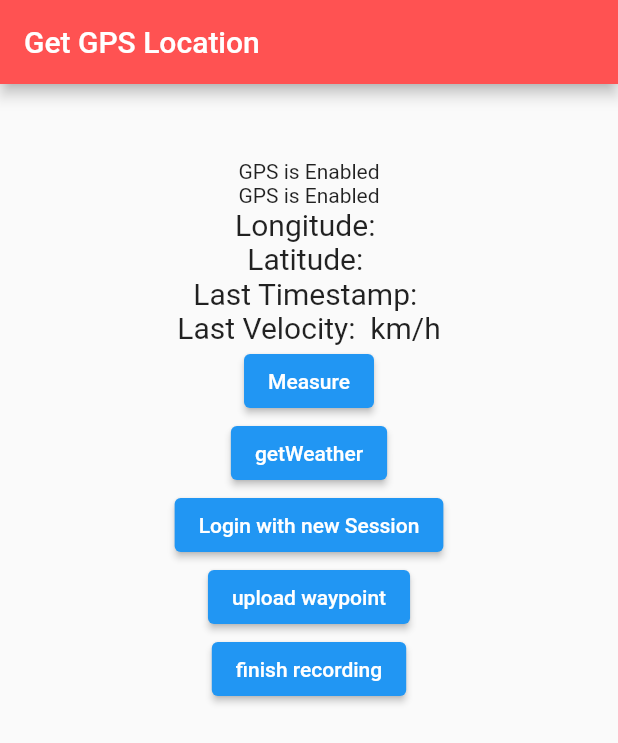
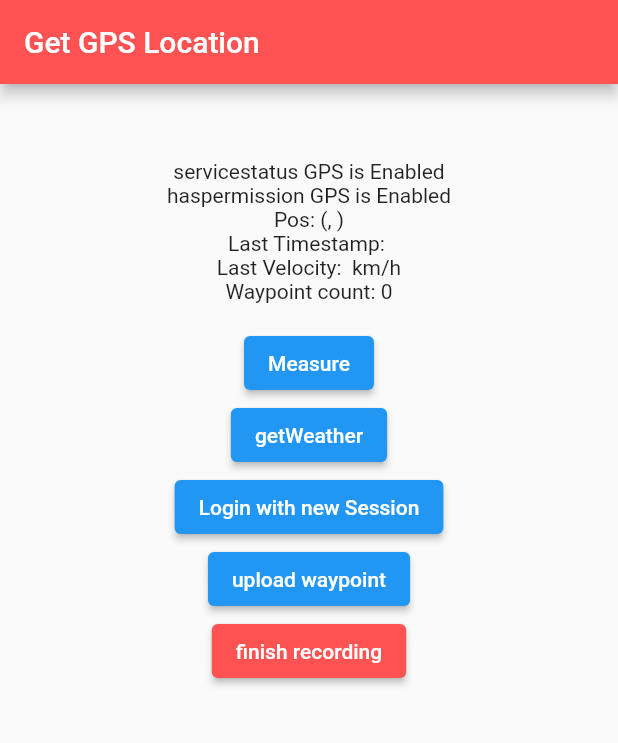
Before and after one commit to antonneubauer/meet_on_time, a Flutter app: the screen it shows after launch, after a tap on "start recording", on a phone screen of 412 x 824 dp. Shown: the top 743 px of the screen. Run offline on Flutter 3.47's test engine with Material 2 defaults, Android fonts, the phone set to English and light mode, and no system bars; our stand-ins replace device_info_plus, geolocator.

Commit message:
cleanup code

```diff
--- a/lib/main.dart
+++ b/lib/main.dart
@@ -9,6 +9,8 @@ import 'package:meet_on_time/WeatherData.dart';
 import 'package:device_info_plus/device_info_plus.dart';
 import 'dart:io';
 import 'Values.dart';
+
+const UPLOAD_INTERVAL = Duration(seconds: 15);
 
 void main() {
   runApp(MyApp());
@@ -32,8 +34,11 @@ class _HomeState extends State<Home> {
   late LocationPermission permission;
   late Position position;
 
+  var timer;
+
   late StreamSubscription<Position> positionStream;
   List<Position> positions = [];
+  int positionsLength = 0;
   List<int> timeStamps = [];
   List<WeatherData> weather = [];
 
@@ -41,7 +46,7 @@ class _HomeState extends State<Home> {
   late var deviceID;
   bool isRecording = false;
 //in database
-  late int sessionID;
+  int sessionID = -1;
   late int userID;
   String long = "", lat = "";
   String lastTimeStamp = "";
@@ -52,6 +57,11 @@ class _HomeState extends State<Home> {
     checkGps();
     setDeviceID();
     super.initState();
+  }
+  @override
+  void dispose() {
+    timer?.cancel();
+    super.dispose();
   }
   setDeviceID() async{
     deviceID = await _getDeviceId();
@@ -97,13 +107,12 @@ class _HomeState extends State<Home> {
   getLocation() async {
     print("getting location");
     position = await Geolocator.getCurrentPosition(desiredAccuracy: LocationAccuracy.high);
-    print("pos: ");
-    print(position.longitude); //Output: 80.24599079
-    print(position.latitude); //Output: 29.6593457
 
     long = position.longitude.toString();
     lat = position.latitude.toString();
+    print("pos: ($long, $lat)");
     positions.add(position);
+    positionsLength = positions.length;
     setState(() {
       //refresh UI
     });
@@ -160,7 +169,7 @@ class _HomeState extends State<Home> {
     double velocityInKmH = distInKm / timeInHours;
     print("v=$velocityInKmH");
     setState(() {
-      lastVelocity = velocityInKmH.toString();
+      lastVelocity = velocityInKmH.toStringAsFixed(3);
     });
   }
 
@@ -178,21 +187,13 @@ class _HomeState extends State<Home> {
             alignment: Alignment.center,
             padding: EdgeInsets.all(50),
             child: Column(children: [
-              Text(servicestatus ? "GPS is Enabled" : "GPS is disabled."),
-              Text(haspermission ? "GPS is Enabled" : "GPS is disabled."),
-              Text("Longitude: $long", style: TextStyle(fontSize: 20)),
-              Text(
-                "Latitude: $lat",
-                style: TextStyle(fontSize: 20),
-              ),
-              Text(
-                "Last Timestamp: $lastTimeStamp",
-                style: TextStyle(fontSize: 20),
-              ),
-              Text(
-                "Last Velocity: $lastVelocity km/h",
-                style: TextStyle(fontSize: 20),
-              ),
+              Text(servicestatus ? "servicestatus GPS is Enabled" : "servicestatus GPS is disabled."),
+              Text(haspermission ? "haspermission GPS is Enabled" : "haspermission GPS is disabled."),
+              Text("Pos: ($lat, $long)"),
+              Text("Last Timestamp: $lastTimeStamp"),
+              Text("Last Velocity: $lastVelocity km/h"),
+              Text("Waypoint count: $positionsLength"),
+              Text(sessionID == -1?"":"sessionID: $sessionID"),
               ElevatedButton(
                 child: Text('Measure'),
                 onPressed: () {
@@ -214,7 +215,7 @@ class _HomeState extends State<Home> {
               ElevatedButton(
                 child: Text('Login with new Session'),
                 onPressed: () {
-                  sendLoginRequest();
+                  getNewSessionID();
                   setState(() {
 
                   });
@@ -241,20 +242,28 @@ class _HomeState extends State<Home> {
                     isRecording = !isRecording;
                   });
                 },
+                style: ElevatedButton.styleFrom(
+                    backgroundColor: isRecording?Colors.redAccent:Colors.lightGreen
+                )
               )
             ])));
   }
-  startRecording() async{
-    //timer = Timer.periodic(Duration(seconds: 15), (Timer t) => measureAndUpload());
-
+  startRecording() async {
+    print("start recording");
+    await getNewSessionID();
+    await measureAndUpload();
+    timer = Timer.periodic(UPLOAD_INTERVAL, (Timer t) => measureAndUpload());
   }
   stopRecording() async{
-
+    print("stop recording");
+    timer?.cancel();
   }
   measureAndUpload() async{
+    print("automatic measureAndUpload");
     await loginIfNotLoggedIn();
     await addWayPoint();
     await uploadLastWaypoint();
+    setState(() {});
   }
   loginIfNotLoggedIn() async{
     if(!loggedIn){
@@ -271,9 +280,8 @@ class _HomeState extends State<Home> {
     await sqlNoResult(uploadSQL);
   }
   sendLoginRequest() async{
-    var existsUserSQL = "select count(id) from meet_on_time_users where device_id='$deviceID'";
-
-    String userCount = await sqlResult(existsUserSQL, "count(id)", 0);
+    var existingUserSQL = "select count(id) from meet_on_time_users where device_id='$deviceID'";
+    String userCount = await sqlResult(existingUserSQL, "count(id)", 0);
     if(userCount == "0"){
       print("creating new user");
       var createUser = "insert into meet_on_time_users (device_id) values ('$deviceID')";    //TODO: also add alias
@@ -283,6 +291,11 @@ class _HomeState extends State<Home> {
     userID = int.parse(await sqlResult(getUserIdSQL, "id", 0));
     print("userID=$userID");
 
+    loggedIn = true;
+  }
+  getNewSessionID() async{
+    await loginIfNotLoggedIn();
+
     print("init session");
     var initSessionSQL = "insert into meet_on_time_sessions (user_id) values ('$userID')";
     await sqlNoResult(initSessionSQL);
@@ -291,12 +304,8 @@ class _HomeState extends State<Home> {
     var getSessionIdSQL = "select max(id) from meet_on_time_sessions where user_id='$userID'";
     sessionID =  int.parse(await sqlResult(getSessionIdSQL, "max(id)", 0));
     print("sessionID=$sessionID");
-
-    loggedIn = true;
   }
 }
-
-
 
 Future<String?> _getDeviceId() async {
   var deviceInfo = DeviceInfoPlugin();
```
